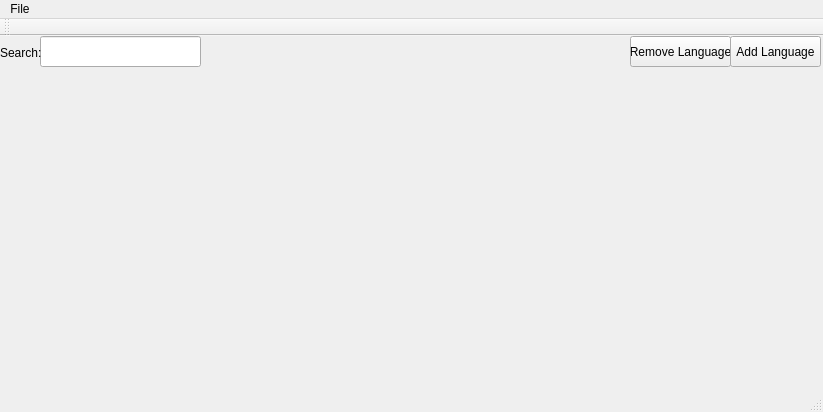
Old version of the form mainwindow.ui in the repository TZer0/Translate.
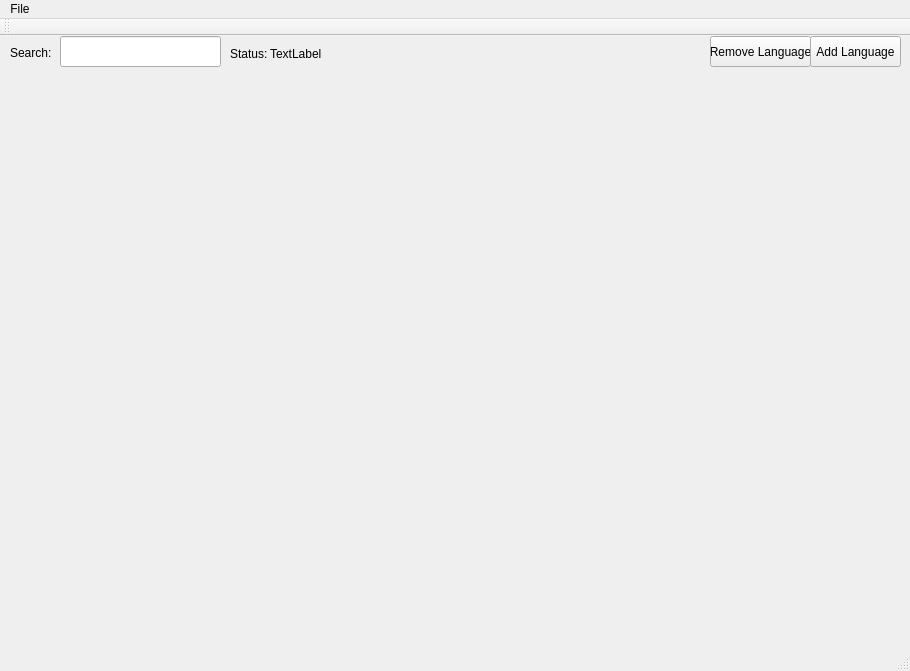
New version of the form.

```diff
--- a/mainwindow.ui
+++ b/mainwindow.ui
@@ -6,8 +6,8 @@
    <rect>
     <x>0</x>
     <y>0</y>
-    <width>823</width>
-    <height>412</height>
+    <width>910</width>
+    <height>671</height>
    </rect>
   </property>
   <property name="windowTitle">
@@ -17,7 +17,7 @@
    <widget class="QPushButton" name="addLanguage">
     <property name="geometry">
      <rect>
-      <x>730</x>
+      <x>810</x>
       <y>0</y>
       <width>91</width>
       <height>31</height>
@@ -30,7 +30,7 @@
    <widget class="QPushButton" name="removeLanguage">
     <property name="geometry">
      <rect>
-      <x>630</x>
+      <x>710</x>
       <y>0</y>
       <width>101</width>
       <height>31</height>
@@ -43,7 +43,7 @@
    <widget class="QLineEdit" name="searchLine">
     <property name="geometry">
      <rect>
-      <x>40</x>
+      <x>60</x>
       <y>0</y>
       <width>161</width>
       <height>31</height>
@@ -59,7 +59,7 @@
    <widget class="QLabel" name="label">
     <property name="geometry">
      <rect>
-      <x>0</x>
+      <x>10</x>
       <y>10</y>
       <width>46</width>
       <height>13</height>
@@ -72,21 +72,47 @@
    <widget class="QWidget" name="gridLayoutWidget">
     <property name="geometry">
      <rect>
-      <x>10</x>
+      <x>20</x>
       <y>40</y>
-      <width>801</width>
-      <height>321</height>
+      <width>881</width>
+      <height>571</height>
      </rect>
     </property>
     <layout class="QGridLayout" name="grid"/>
    </widget>
+   <widget class="QLabel" name="label_2">
+    <property name="geometry">
+     <rect>
+      <x>230</x>
+      <y>10</y>
+      <width>46</width>
+      <height>16</height>
+     </rect>
+    </property>
+    <property name="text">
+     <string>Status:</string>
+    </property>
+   </widget>
+   <widget class="QLabel" name="curStatus">
+    <property name="geometry">
+     <rect>
+      <x>270</x>
+      <y>10</y>
+      <width>241</width>
+      <height>16</height>
+     </rect>
+    </property>
+    <property name="text">
+     <string>TextLabel</string>
+    </property>
+   </widget>
   </widget>
   <widget class="QMenuBar" name="menuBar">
    <property name="geometry">
     <rect>
      <x>0</x>
      <y>0</y>
-     <width>823</width>
+     <width>910</width>
      <height>21</height>
     </rect>
    </property>
```
